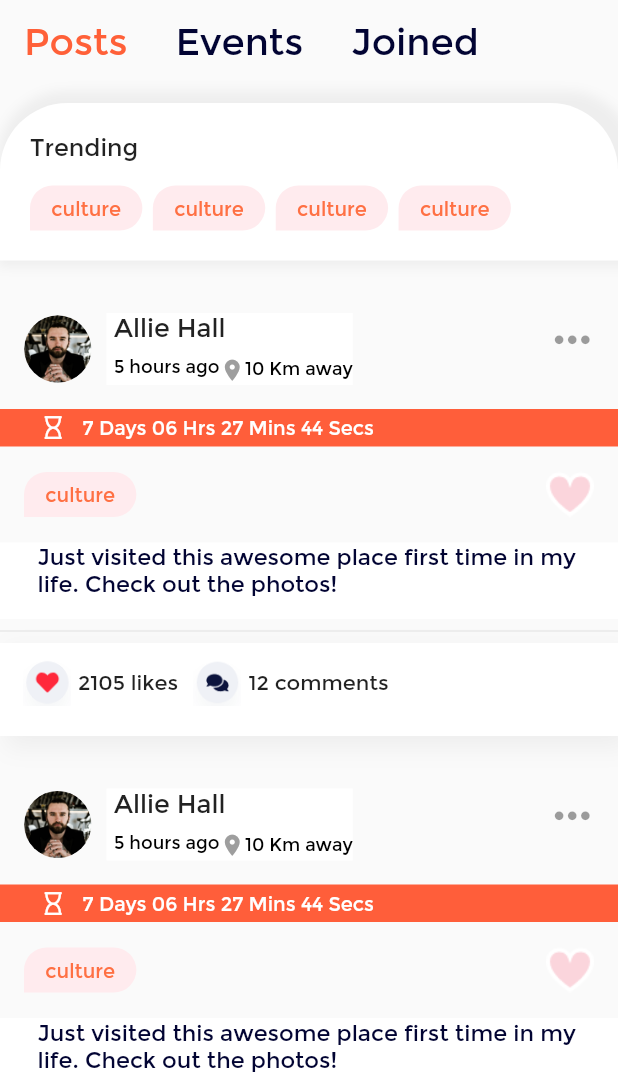
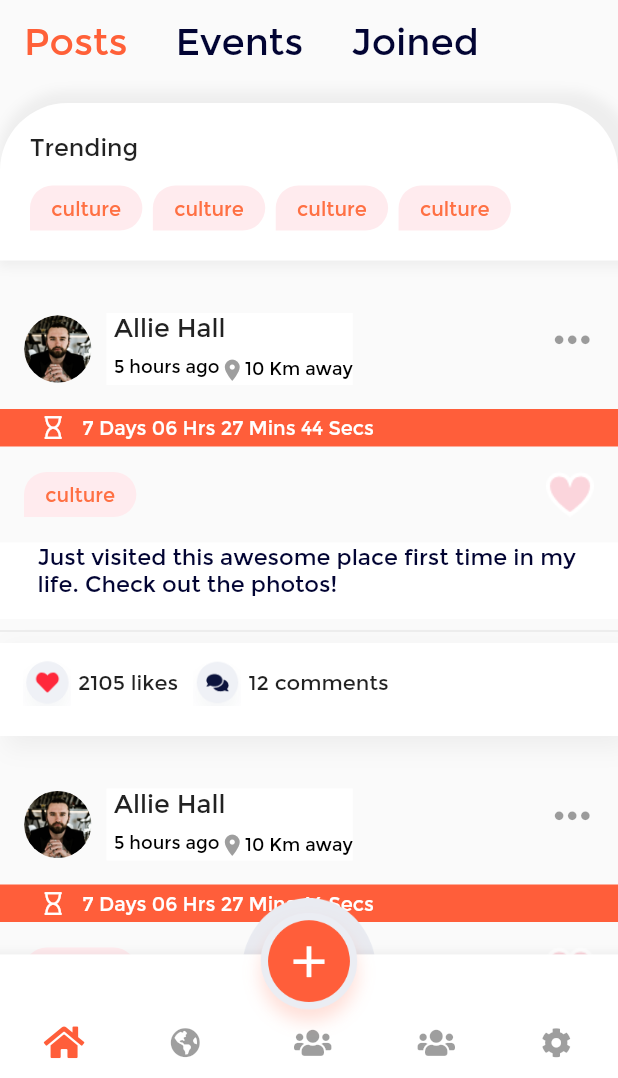
Before and after one commit to sudeshfer/folk, a Flutter app: the Homepage screen opened by its route, on a phone screen of 412 x 824 dp, the part 158-1236 px from its top. Run offline on Flutter 3.47's test engine with Material 2 defaults, Android fonts, the phone set to English and light mode, and no system bars; our stand-ins replace awesome_dialog, firebase_auth, flutter_datetime_picker, font_awesome_flutter, image_cropper, image_picker and 5 more; missing offline and left inert: dart:ffi, flutter_alert, flutter_country_picker, flutter_facebook_login; accounts and stored records are empty.

Commit message:
bottom navigation bar completed

```diff
--- /dev/null
+++ b/lib/Screens/Home_page/homeWidgets/bottomBar.dart
@@ -0,0 +1,65 @@
+import 'package:flutter/material.dart';
+import 'package:font_awesome_flutter/font_awesome_flutter.dart';
+
+class BottomBar extends StatefulWidget {
+  BottomBar({Key key}) : super(key: key);
+
+  @override
+  _BottomBarState createState() => _BottomBarState();
+}
+
+class _BottomBarState extends State<BottomBar> {
+  @override
+  Widget build(BuildContext context) {
+    return Align(
+         alignment:Alignment.bottomCenter ,
+          child: new BottomAppBar(
+              child: Container(
+              height: MediaQuery.of(context).size.height/10,
+              // margin:const EdgeInsets.only() ,
+                child: new Row(
+                  crossAxisAlignment: CrossAxisAlignment.end,
+                  mainAxisAlignment: MainAxisAlignment.spaceAround,
+                  children: <Widget>[
+                    new IconButton(
+                      icon: Icon(
+                        FontAwesomeIcons.home,
+                        color: Color(0xFFFF5E3A),
+                      ),
+                      onPressed: () {},
+                    ),
+                    new IconButton(
+                      icon: Icon(
+                        FontAwesomeIcons.globeAmericas,
+                        size: 20,
+                      ),
+                      onPressed: null,
+                    ),
+                    new IconButton(
+                      icon: Icon(
+                        FontAwesomeIcons.users,
+                        size: 20,
+                      ),
+                      onPressed: null,
+                    ),
+                    new IconButton(
+                      icon: Icon(
+                        FontAwesomeIcons.users,
+                        size: 20,
+                      ),
+                      onPressed: null,
+                    ),
+                    new IconButton(
+                      icon: Icon(
+                        FontAwesomeIcons.cog,
+                        size: 20,
+                      ),
+                      onPressed: null,
+                    ),
+                  ],
+                ),
+              ),
+            ),
+    );
+  }
+}
--- a/lib/Screens/Home_page/home_page.dart
+++ b/lib/Screens/Home_page/home_page.dart
@@ -3,6 +3,7 @@ import 'dart:async';
 import 'dart:developer';
 import 'package:awesome_dialog/awesome_dialog.dart';
 import 'package:flutter/material.dart';
+import 'package:folk/Screens/Home_page/homeWidgets/bottomBar.dart';
 import 'package:folk/Screens/Home_page/homeWidgets/header.dart';
 import 'package:folk/Screens/Home_page/homeWidgets/post_content.dart';
 import 'package:folk/Screens/Login/location.dart';
@@ -112,20 +113,38 @@ class _HomepageState extends State<Homepage>
       onWillPop: _onBackPressed,
       child: Scaffold(
         appBar: _buildHeader(context),
-          body: Column(
+        body: Stack(children: <Widget>[
+          Column(
             crossAxisAlignment: CrossAxisAlignment.start,
             children: <Widget>[
               Container(
-                decoration: BoxDecoration(
-                  color:Colors.transparent
-                ),
+                decoration: BoxDecoration(color: Colors.transparent),
                 child: _buildTabBar(context),
               ),
               Flexible(
                 child: _buildTabView(context),
               ),
             ],
-          )),
+          ),
+          Align(
+            alignment: Alignment.bottomCenter,
+            child:Container(
+              margin: const EdgeInsets.only(bottom:20),
+          height: 100.0,
+          width: 90.0,
+          decoration: BoxDecoration(
+            image: new DecorationImage(
+                fit: BoxFit.fill,
+                image: new AssetImage('assets/images/Circle_Border.png')),
+          ),
+        ),
+          ),
+          Align(
+              alignment: Alignment.bottomCenter,
+              child: _buildBottomStack(context))
+        ]),
+        // bottomNavigationBar:
+      ),
     );
   }
 
@@ -156,7 +175,7 @@ class _HomepageState extends State<Homepage>
     );
   }
 
-  getTabs(String title){
+  getTabs(String title) {
     return Tab(
       child: Text(
         title,
@@ -166,10 +185,9 @@ class _HomepageState extends State<Homepage>
             fontWeight: FontWeight.w500),
       ),
     );
-
   }
 
-   Widget _buildTabView(BuildContext context){
+  Widget _buildTabView(BuildContext context) {
     return TabBarView(
       controller: tabController,
       children: <Widget>[
@@ -177,6 +195,53 @@ class _HomepageState extends State<Homepage>
         PostsContent(),
         PostsContent(),
       ],
+    );
+  }
+
+  Widget _buildBottomStack(BuildContext context) {
+    return Stack(children: <Widget>[
+      _buildBottomBar(context),
+      Positioned(child: _buildPostImg(context)),
+      Positioned(child: _buildPostBtnIcon(context))
+    ]);
+  }
+
+  Widget _buildBottomBar(BuildContext context) {
+    return new Container(
+        height: 120.0, alignment: Alignment.center, child: BottomBar());
+  }
+
+  Widget _buildPostImg(BuildContext context) {
+    return Row(
+      mainAxisAlignment: MainAxisAlignment.center,
+      children: <Widget>[
+        Container(
+          height: 100.0,
+          width: 100.0,
+          decoration: BoxDecoration(
+            image: new DecorationImage(
+                fit: BoxFit.fill,
+                image: new AssetImage('assets/images/PostImg.png')),
+          ),
+        ),
+      ],
+    );
+  }
+
+  Widget _buildPostBtnIcon(BuildContext context) {
+    return Container(
+      margin: const EdgeInsets.only(top: 25),
+      // color: Colors.blue,
+      child: Row(
+        mainAxisAlignment: MainAxisAlignment.center,
+        children: <Widget>[
+          Icon(
+            Icons.add,
+            size: 35,
+            color: Colors.white,
+          ),
+        ],
+      ),
     );
   }
 
```
Also changed, not shown: assets/images/Circle_Border.png (added), assets/images/PostImg.png (added). Lines whose indentation alone changed are shown as unchanged.
